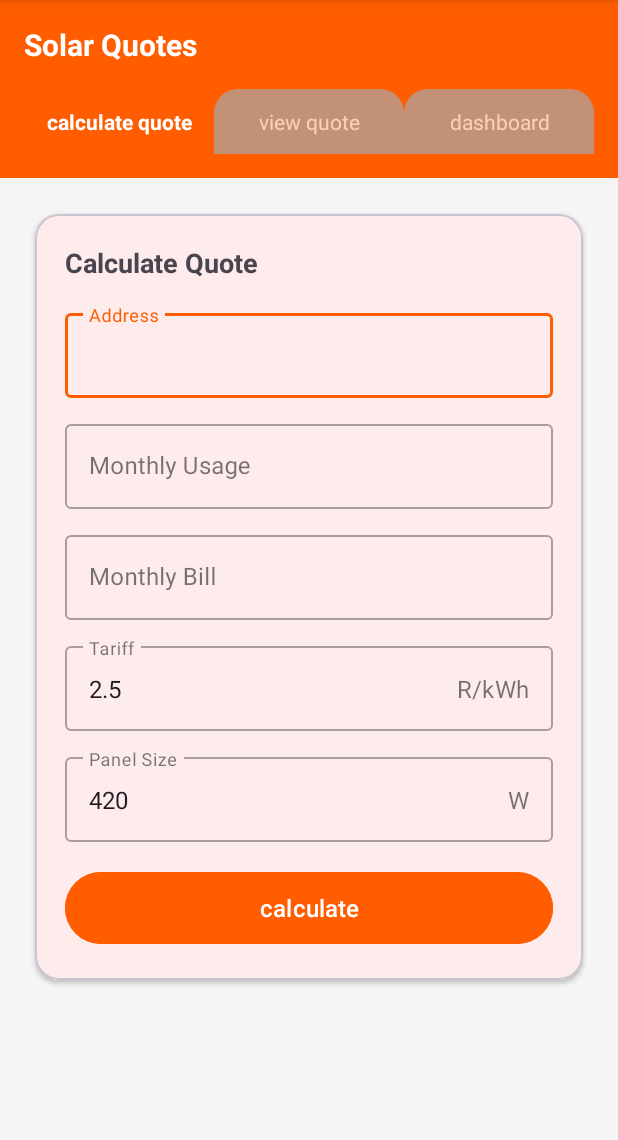
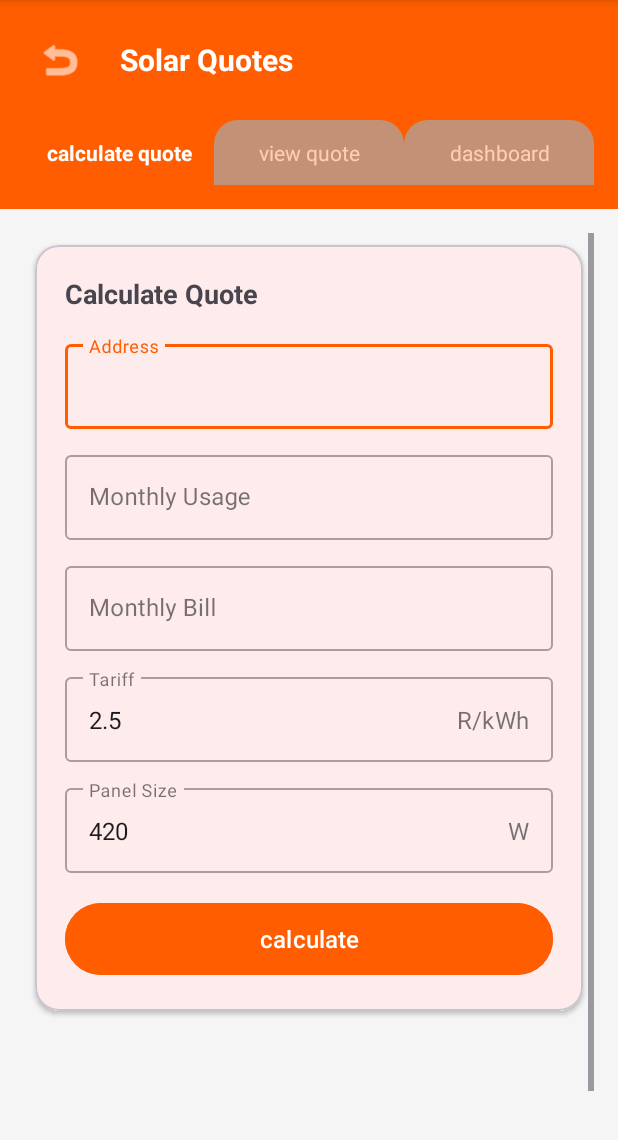
Before and after one commit to EmilFabel04/PROG7314_POE_P2_Solora, an Android app: the fragment QuotesFragment shown on its own in the app's theme, on a phone screen of 412 x 824 dp, the part 96-1236 px from its top. Run offline under Robolectric (Android 15) with nearby library versions, the phone set to English and light mode, and no system bars; our stand-ins replace Firebase (no records; nobody signed in at launch, a user with empty details on screens opened directly); 1 statement that could not run was skipped.

Commit message:
Add back arrows to leads and quotes pages for easy navigation to home
- Add back arrow button to leads page header with proper styling
- Add back arrow button to quotes page header with proper styling
- Implement back button functionality using bottom navigation selection
- Add fallback to direct navigation if parent access fails
- Use white arrow icon with proper touch feedback
- Ensure back buttons navigate to home page using proper tab switching
- Provide clear visual indication for users to return to home page

```diff
--- a/app/src/main/res/layout/fragment_quotes.xml
+++ b/app/src/main/res/layout/fragment_quotes.xml
@@ -14,13 +14,31 @@
         android:orientation="vertical"
         android:padding="@dimen/content_padding">
 
-        <TextView
-            android:layout_width="wrap_content"
+        <LinearLayout
+            android:layout_width="match_parent"
             android:layout_height="wrap_content"
-            android:text="Solar Quotes"
-            android:textColor="@android:color/white"
-            android:textSize="@dimen/text_size_title"
-            android:textStyle="bold" />
+            android:orientation="horizontal"
+            android:gravity="center_vertical">
+
+            <ImageButton
+                android:id="@+id/btn_back_quotes"
+                android:layout_width="48dp"
+                android:layout_height="48dp"
+                android:background="?attr/selectableItemBackgroundBorderless"
+                android:src="@android:drawable/ic_menu_revert"
+                android:tint="@android:color/white"
+                android:contentDescription="Back to Home"
+                android:layout_marginEnd="16dp" />
+
+            <TextView
+                android:layout_width="0dp"
+                android:layout_height="wrap_content"
+                android:layout_weight="1"
+                android:text="Solar Quotes"
+                android:textColor="@android:color/white"
+                android:textSize="@dimen/text_size_title"
+                android:textStyle="bold" />
+        </LinearLayout>
 
         <!-- Tab Row -->
         <LinearLayout
```
Also changed, not shown: app/src/main/java/dev/solora/navigation/LeadsFragment.kt (+21 -0 lines), app/src/main/java/dev/solora/navigation/QuotesFragment.kt (+23 -0 lines), app/src/main/res/layout/fragment_leads.xml (+12 -1 lines).
